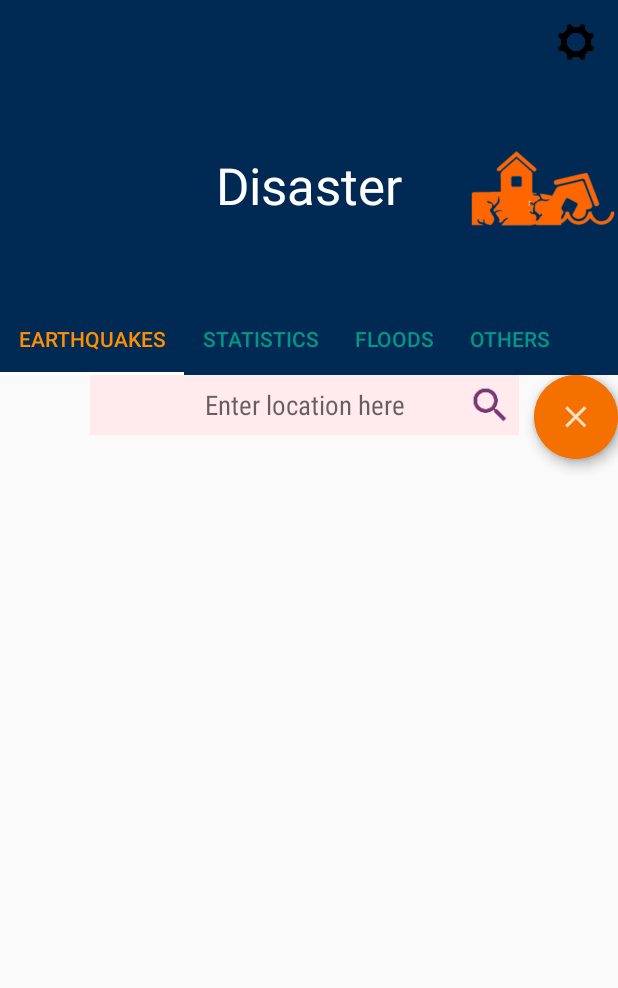
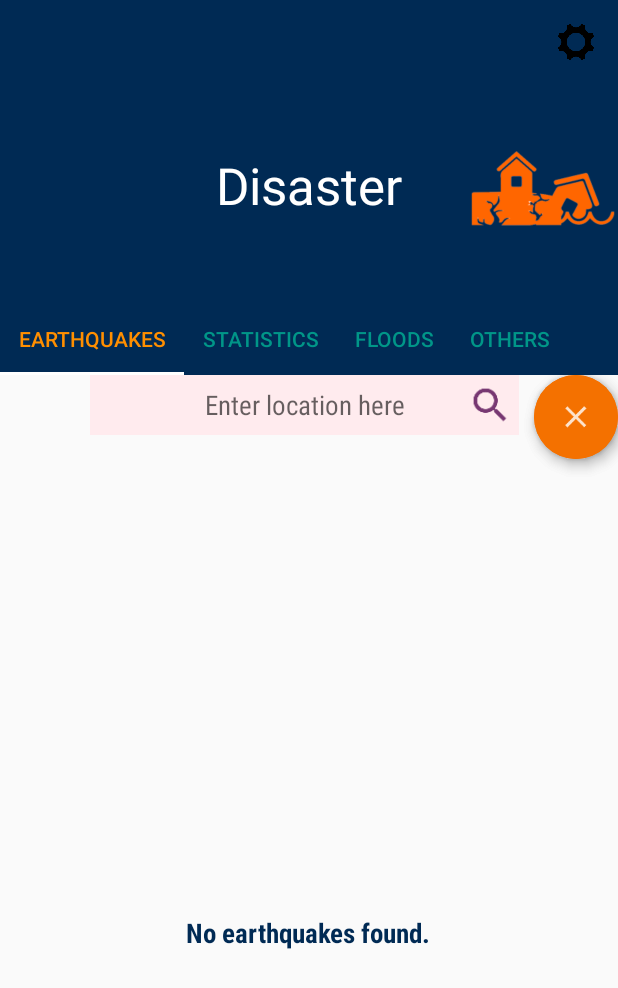
Before and after one commit to Apurba000Biswas/Disaster-Response, an Android app: the screen it shows after launch (MainActivity), after a tap on an icon or button, on a phone screen of 412 x 824 dp. Shown: the top 988 px of the screen. Run offline under Robolectric (Android 15) with nearby library versions, the phone set to English and light mode, and no system bars; 1 statement that could not run was skipped; 2 other taps on this screen came first.

Commit message:
11.2 Internet Connection problem bug and Loading Indicator bug Fixed

```diff
--- a/app/src/main/java/com/example/apurba/disaster/disasterreport/EarthQuakeFragment.java
+++ b/app/src/main/java/com/example/apurba/disaster/disasterreport/EarthQuakeFragment.java
@@ -111,13 +111,20 @@ public class EarthQuakeFragment extends Fragment {
                     mEmptyStateTextView.setVisibility(View.GONE);
                     EarthquakeLoader earthquakeLoader = (EarthquakeLoader) loader;
                     Map<String, List<EarthQuakeItem>> earthquakeMap = earthquakeLoader.getEarthquakeMap();
+                    if (earthquakeMap != null){
+                        if ( !earthquakeMap.isEmpty()){
+                            String location = searchTextView.getText().toString().trim().toUpperCase();
+                            doSearch(location, earthquakeMap);
+                        }else{
+                            Toast.makeText(getContext(), "No Data Found", Toast.LENGTH_SHORT).show();
+                        }
+                    }else{
+                        mEmptyStateTextView.setText(R.string.no_earthquakes);
+                        mEmptyStateTextView.setVisibility(View.VISIBLE);
+                        mEmptyStateImageView.setVisibility(View.GONE);
+                        loading_indicator.setVisibility(View.GONE);
+                    }
 
-                    if ( !earthquakeMap.isEmpty()){
-                        String location = searchTextView.getText().toString().trim().toUpperCase();
-                        doSearch(location, earthquakeMap);
-                    }else{
-                        Toast.makeText(getContext(), "No Data Found", Toast.LENGTH_SHORT).show();
-                    }
                 }else{
                     mEmptyStateTextView.setText(R.string.no_internet_connection);
                     mEmptyStateTextView.setVisibility(View.VISIBLE);
@@ -172,6 +179,7 @@ public class EarthQuakeFragment extends Fragment {
                 searchText.setVisibility(View.GONE);
                 closeButton.setVisibility(View.GONE);
                 searchIndicator.setVisibility(View.GONE);
+                mEmptyStateImageView.setVisibility(View.GONE);
 
                 Loader loader = loaderManager.getLoader(EARTHQUAKE_DATA_LOADER_ID);
                 EarthquakeLoader earthquakeLoader = (EarthquakeLoader) loader;
@@ -185,7 +193,8 @@ public class EarthQuakeFragment extends Fragment {
                         mEmptyStateImageView.setVisibility(View.GONE);
                     }else{
                         mEmptyStateTextView.setText(R.string.no_earthquakes);
-                        mEmptyStateImageView.setVisibility(View.VISIBLE);
+                        mEmptyStateImageView.setVisibility(View.GONE);
+                        loading_indicator.setVisibility(View.GONE);
                     }
                 }else{
                     mEmptyStateTextView.setText(R.string.no_internet_connection);
@@ -201,6 +210,7 @@ public class EarthQuakeFragment extends Fragment {
      */
     private void initializeLoader(LoaderManager loaderManager){
         if(mHelper.isConnectedToInternet()){
+            loading_indicator.setVisibility(View.VISIBLE);
             loaderManager.initLoader(EARTHQUAKE_DATA_LOADER_ID,
                     null,
                     earthquakeDataLoaderListener).forceLoad();
@@ -325,6 +335,8 @@ public class EarthQuakeFragment extends Fragment {
                     }
                 }
                 mEmptyStateImageView.setVisibility(View.GONE);
+                mEmptyStateTextView.setText(R.string.no_earthquakes);
+                mEmptyStateTextView.setVisibility(View.VISIBLE);
 
             }else {
                 mEmptyStateTextView.setText(R.string.no_internet_connection);
@@ -332,8 +344,6 @@ public class EarthQuakeFragment extends Fragment {
                 mEmptyStateImageView.setVisibility(View.VISIBLE);
             }
         }
-
-
 
         /** public void onLoaderReset() method
          *  Called when a previously created loader is being reset, and thus making its data unavailable
```
Also changed, not shown: app/src/main/java/com/example/apurba/disaster/disasterreport/EarthQuakeDetailsActivity.java (+2 -5 lines).
